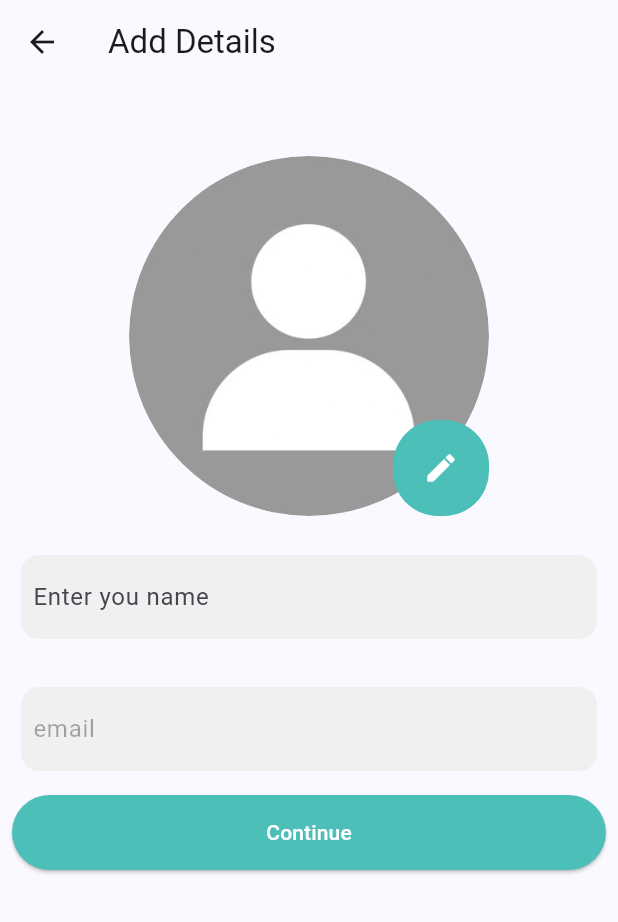
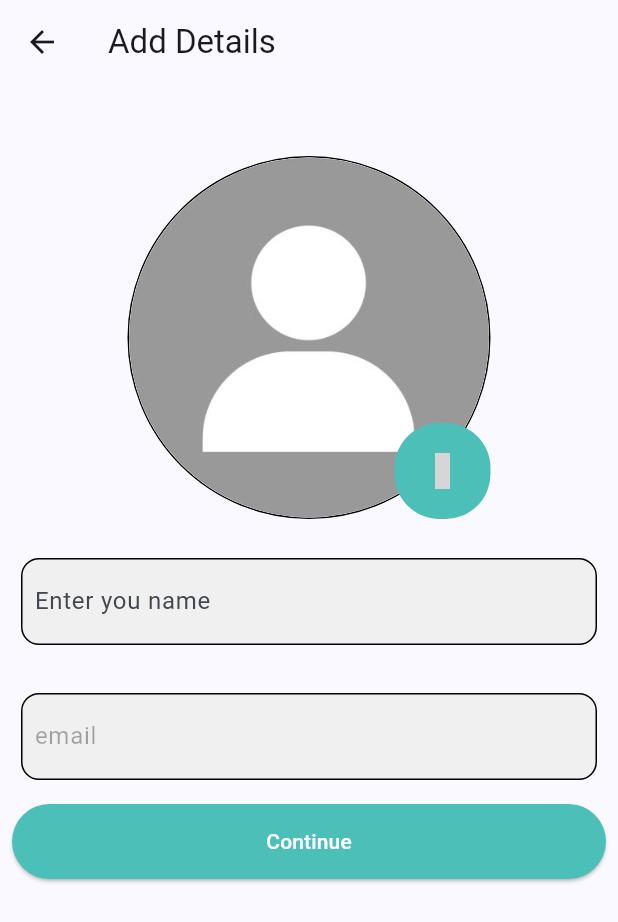
Before and after one commit to Manh-IT-K2/TalkifyApp, a Flutter app: the UpdateProfileView screen opened directly with empty values, on a phone screen of 412 x 824 dp. Shown: the top 922 px of the screen. Run offline on Flutter 3.47's test engine with Material 3 defaults, Android fonts, the phone set to English and light mode, and no system bars; our stand-ins replace animated_notch_bottom_bar, appwrite, cached_network_image, dotted_border, file_picker, firebase_core and 4 more; accounts and stored records are empty; network calls fail; project files that could hold a hidden picture were left out; grey boxes are pictures that could not be loaded.

Commit message:
update ui

```diff
--- a/talkify_app/lib/view/update_profile_view.dart
+++ b/talkify_app/lib/view/update_profile_view.dart
@@ -5,6 +5,7 @@ import 'package:cached_network_image/cached_network_image.dart';
 import 'package:file_picker/file_picker.dart';
 import 'package:flutter/foundation.dart';
 import 'package:flutter/material.dart';
+import 'package:hugeicons/hugeicons.dart';
 import 'package:provider/provider.dart';
 import 'package:talkify_app/constant/color.dart';
 import 'package:talkify_app/controller/appwrite_controller.dart';
@@ -119,13 +120,19 @@ class _UpdateProfileViewState extends State<UpdateProfileView> {
                     },
                     child: Stack(
                       children: [
-                        CircleAvatar(
+                        Container(
+                          decoration: BoxDecoration(
+                            shape: BoxShape.circle,
+                            border: Border.all(color: Colors.black, width: 1),
+                          ),
+                          child: CircleAvatar(
                             radius: 120,
                             backgroundColor: Colors.grey.shade200,
                             backgroundImage: _filePickerResult != null
                                 ? Image(
                                     image: FileImage(
-                                    File(_filePickerResult!.files.first.path!),
+                                      File(
+                                          _filePickerResult!.files.first.path!),
                                     ),
                                   ).image
                                 : value.getUserProfilePic != ""
@@ -136,6 +143,7 @@ class _UpdateProfileViewState extends State<UpdateProfileView> {
                                             AssetImage("assets/image/user.png"),
                                       ).image,
                           ),
+                        ),
                         Positioned(
                           bottom: 0,
                           right: 0,
@@ -145,9 +153,10 @@ class _UpdateProfileViewState extends State<UpdateProfileView> {
                               color: kPrimaryColor,
                               borderRadius: BorderRadius.circular(30),
                             ),
-                            child: const Icon(
-                              Icons.edit_rounded,
-                              color: Colors.white,
+                            child: const HugeIcon(
+                              icon: HugeIcons.strokeRoundedEditUser02,
+                              color: Colors.black,
+                              size: 24.0,
                             ),
                           ),
                         ),
@@ -159,6 +168,7 @@ class _UpdateProfileViewState extends State<UpdateProfileView> {
                   ),
                   Container(
                     decoration: BoxDecoration(
+                      border: Border.all(color: Colors.black, width: 1),
                         color: kSecondaryColor,
                         borderRadius: BorderRadius.circular(12)),
                     margin: const EdgeInsets.all(6),
@@ -183,6 +193,7 @@ class _UpdateProfileViewState extends State<UpdateProfileView> {
                   ),
                   Container(
                     decoration: BoxDecoration(
+                      border: Border.all(color: Colors.black, width: 1),
                         color: kSecondaryColor,
                         borderRadius: BorderRadius.circular(12)),
                     margin: const EdgeInsets.all(6),
```
Also changed, not shown: talkify_app/lib/view/profile_view.dart (+39 -14 lines), talkify_app/lib/view/search_view.dart (+10 -4 lines). Lines whose indentation alone changed are shown as unchanged.
